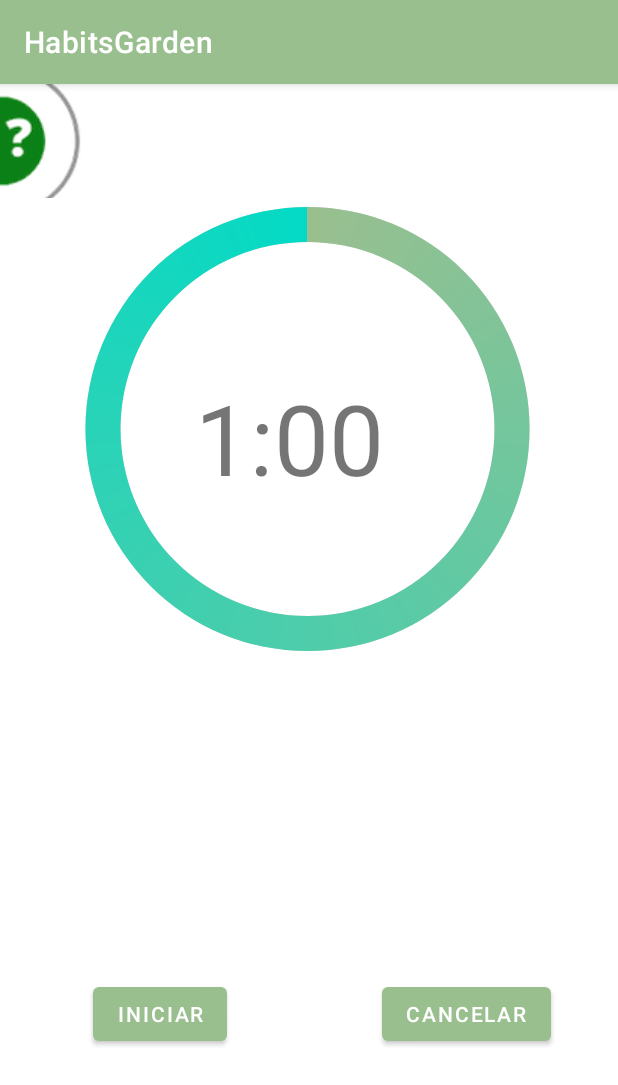
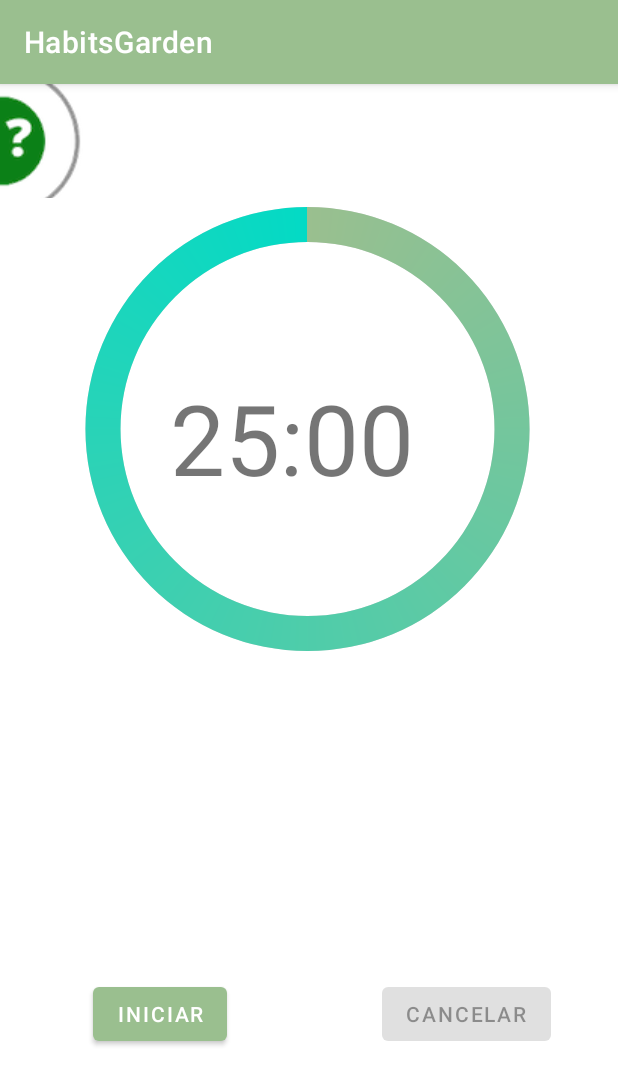
Before and after one commit to danielAlCast/HabitsGarden, an Android app: the PomodoroActi screen opened directly, with no data from a screen before it, on a phone screen of 412 x 824 dp. Shown: the top 1085 px of the screen. Run offline under Robolectric (Android 15) with nearby library versions, the phone set to English and light mode, and no system bars.

Commit message:
Update pomodoro

```diff
--- a/app/src/main/java/mx/cdac/habitsgarden/PomodoroActi.java
+++ b/app/src/main/java/mx/cdac/habitsgarden/PomodoroActi.java
@@ -23,7 +23,7 @@ public class PomodoroActi extends AppCompatActivity {
 
 
     private CountDownTimer countDownTimer;
-    private long timeLeftinMs=60000;//25 minutos
+    private long timeLeftinMs=1500*1000;//25 minutos
     private boolean timeRunning;
     private long time=timeLeftinMs;
 
@@ -47,19 +47,10 @@ public class PomodoroActi extends AppCompatActivity {
         progressBar.setProgress(100);
 
 
-       /* cancelBtn=findViewById(R.id.cancel_button);
+        cancelBtn=findViewById(R.id.cancel_button);
         cancelBtn.setEnabled(false);
 
-        cancelBtn.setOnClickListener(new View.OnClickListener() {
-            @Override
-            public void onClick(View v) {
-                Intent intent= new Intent(getApplicationContext(),PromoActivity.class);
-                startActivity(intent);
-                stopTimer();
-                //detenerPomodoro();
 
-            }
-        });*/
     }
 
     public void btninfoPomodoro(View view){
@@ -85,10 +76,10 @@ public class PomodoroActi extends AppCompatActivity {
         Intent intent = null;
 
         intent = new Intent(this, ServicioP.class);
-        intent.putExtra("DURACION", "60");
+        intent.putExtra("DURACION", "1500");
         intent.putExtra("ACTIVITY", "TRABAJO");
         startService(intent);
-        intent.putExtra("DURACION", "5");
+        intent.putExtra("DURACION", "300");
         intent.putExtra("ACTIVITY", "DESCANSO");
         startService(intent);
         Log.println(Log.ASSERT,"MESSAGE","Pos le diste click al pomodoro");
@@ -116,13 +107,13 @@ public class PomodoroActi extends AppCompatActivity {
                 timeLeftinMs=l;
                 updateTimer();
                 updateProgressBar();
+                cancelBtn.setEnabled(true);
                 Log.println(Log.ASSERT,"TIEMPO","FALTA"+l);
                 if(l<=800 && !relaxTime){
                     countdownText.setText("1:00");
                     relaxTime=true;
                     timeLeftinMs=60000;
                     startTimer();
-
                 }
 
             }
@@ -163,8 +154,9 @@ public class PomodoroActi extends AppCompatActivity {
         timeRunning=false;
         progressBar.setProgress(100);
         timeLeftinMs=time;
-        countdownText.setText("1:00");
+        countdownText.setText("25:00");
         countdownBtn.setEnabled(true);
-//        cancelBtn.setEnabled(false);
+        cancelBtn.setEnabled(false);
+
     }
 }
--- a/app/src/main/res/layout/activity_pomodoro.xml
+++ b/app/src/main/res/layout/activity_pomodoro.xml
@@ -19,7 +19,7 @@
         android:layout_width="wrap_content"
         android:layout_height="wrap_content"
         android:layout_marginTop="192dp"
-        android:text="1:00"
+        android:text="25:00"
         android:textSize="65sp"
         app:layout_constraintBottom_toTopOf="@+id/buttonComenzarPomodoro"
         app:layout_constraintEnd_toEndOf="parent"
```
Also changed, not shown: app/src/main/java/mx/cdac/habitsgarden/ActivityTimer.java (+3 -15 lines), app/src/main/java/mx/cdac/habitsgarden/ServicioP.java (+5 -5 lines).
